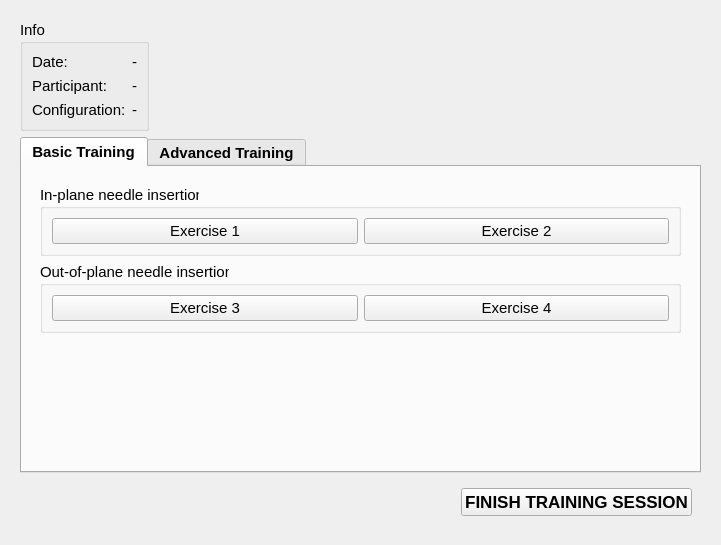
First picture: the form in Modules/Home/Resources/UI/TrainingSession.ui, repository EBATINCA/TrainUS, before the edit.
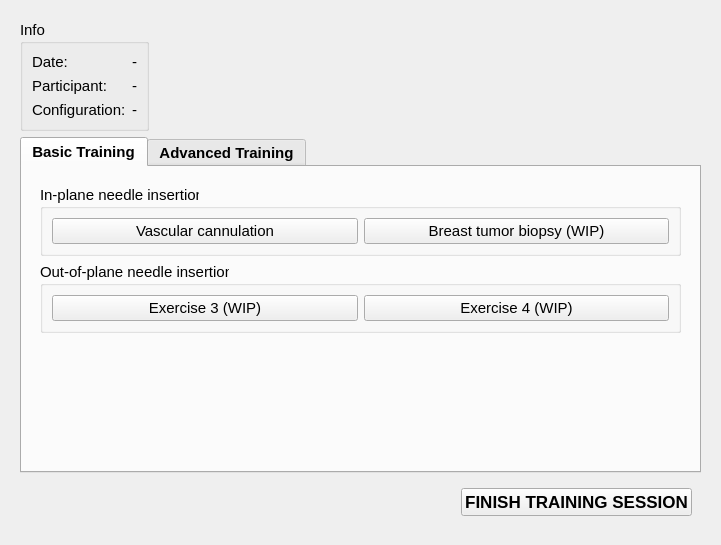
Second picture: the form after the edit. Custom widgets are drawn as their Qt base class.

Commit message:
ENH: Add simple vascular exercise
Exercise to train US-guided needle insertion into vessels using the vascular phantom

Patch:
```diff
--- a/Modules/Home/Resources/UI/TrainingSession.ui
+++ b/Modules/Home/Resources/UI/TrainingSession.ui
@@ -185,14 +185,14 @@
                 <item row="0" column="0">
                  <widget class="QPushButton" name="basicExercise1Button">
                   <property name="text">
-                   <string>Exercise 1</string>
+                   <string>Vascular cannulation</string>
                   </property>
                  </widget>
                 </item>
                 <item row="0" column="1">
                  <widget class="QPushButton" name="basicExercise2Button">
                   <property name="text">
-                   <string>Exercise 2</string>
+                   <string>Breast tumor biopsy (WIP)</string>
                   </property>
                  </widget>
                 </item>
@@ -208,14 +208,14 @@
                 <item row="0" column="1">
                  <widget class="QPushButton" name="basicExercise4Button">
                   <property name="text">
-                   <string>Exercise 4</string>
+                   <string>Exercise 4 (WIP)</string>
                   </property>
                  </widget>
                 </item>
                 <item row="0" column="0">
                  <widget class="QPushButton" name="basicExercise3Button">
                   <property name="text">
-                   <string>Exercise 3</string>
+                   <string>Exercise 3 (WIP)</string>
                   </property>
                  </widget>
                 </item>
```
Left out of the diff: 6 changed lines with no effect on the pictures. The commit also changes 19 other files.
